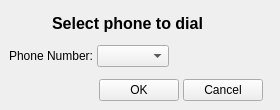
This is src/view/ChoosePhoneNumber.ui in the-butterfly-effect/tbe as Qt 5 draws it before an edit. The edited form follows.
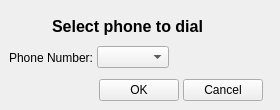
This is the edited form. Icons and pictures are not drawn. Custom widgets are drawn as their Qt base class.

Commit message: improve margins on ChoosePhoneNumber slightly more

The edit to the form file:
```diff
--- a/src/view/ChoosePhoneNumber.ui
+++ b/src/view/ChoosePhoneNumber.ui
@@ -48,7 +48,7 @@
        <number>4</number>
       </property>
       <property name="topMargin">
-       <number>13</number>
+       <number>16</number>
       </property>
       <property name="rightMargin">
        <number>17</number>
```
